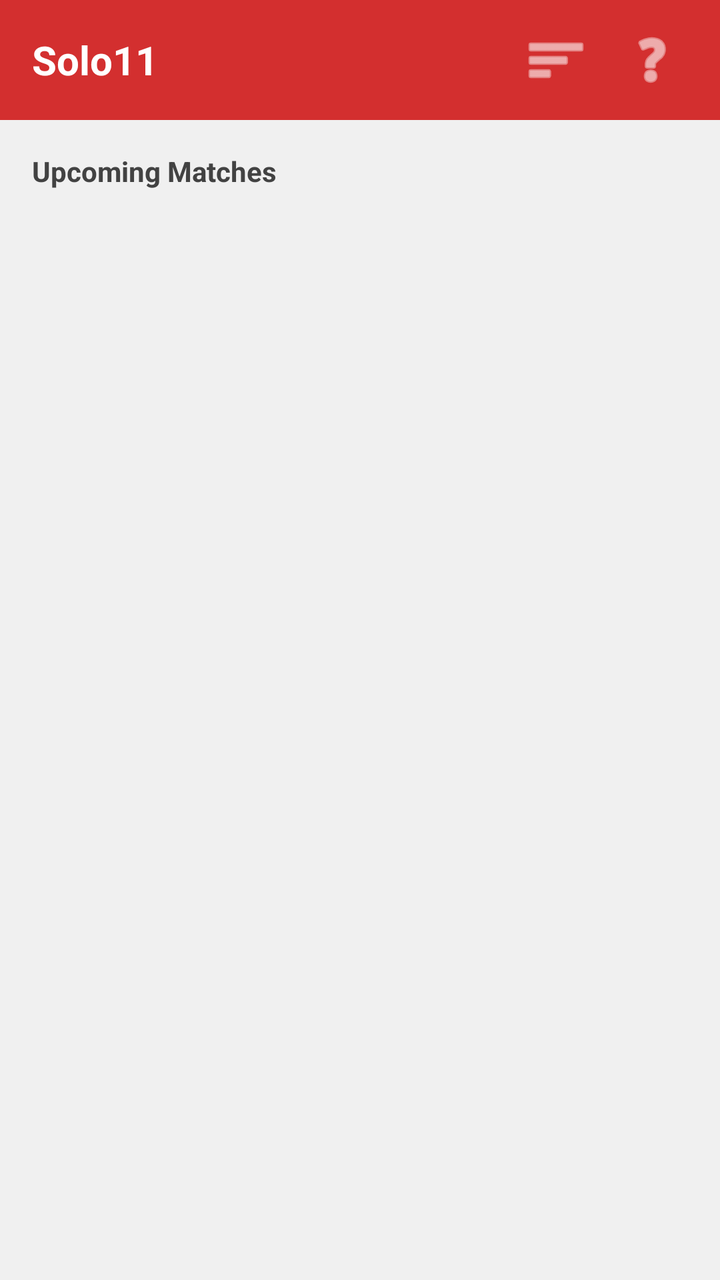
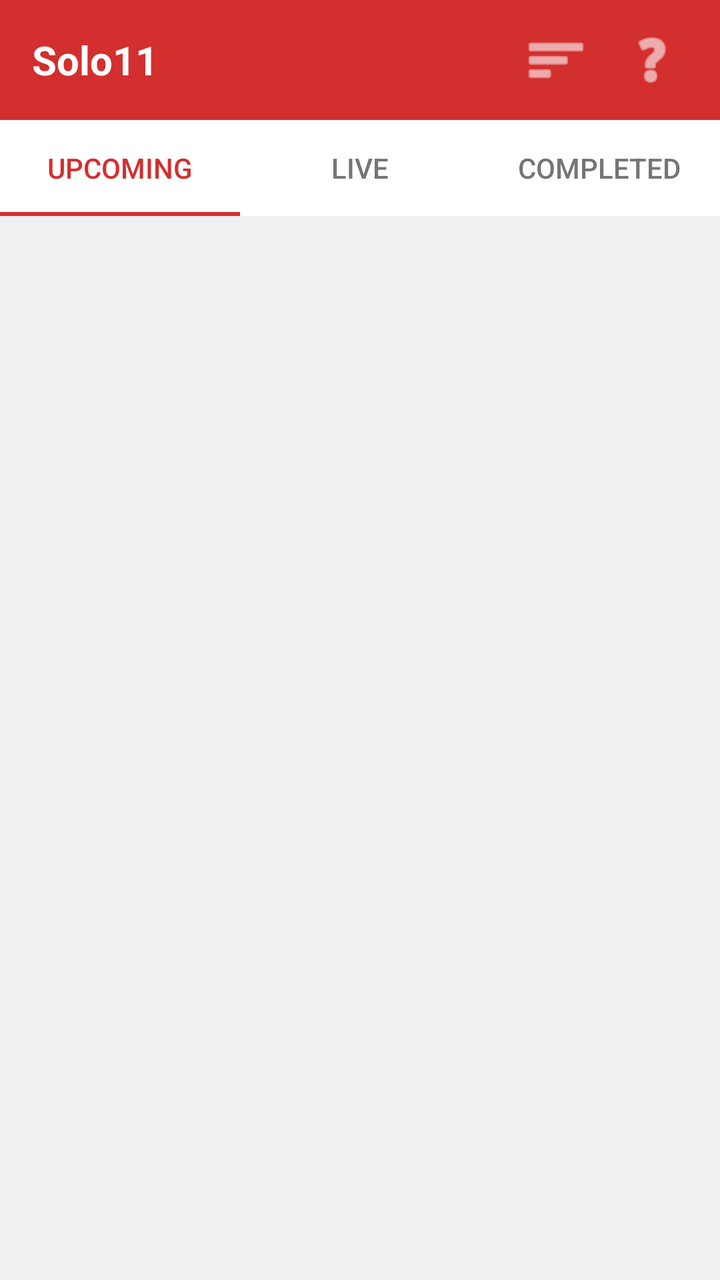

Two renders of the same Android screen: before a commit and after it. Below are the layout's source before the change and the commit's diff.
<!-- AndroidManifest.xml: activity theme Theme.AppCompat.Light.NoActionBar -->
<!-- res/layout/fragment_home.xml -->
<?xml version="1.0" encoding="utf-8"?>
<androidx.constraintlayout.widget.ConstraintLayout xmlns:android="http://schemas.android.com/apk/res/android"
    xmlns:app="http://schemas.android.com/apk/res-auto"
    android:layout_width="match_parent"
    android:layout_height="match_parent"
    android:background="#F0F0F0">

    
    <LinearLayout
        android:id="@+id/topBar"
        android:layout_width="match_parent"
        android:layout_height="60dp"
        android:background="#D32F2F"
        android:gravity="center_vertical"
        android:orientation="horizontal"
        android:paddingHorizontal="16dp"
        app:layout_constraintTop_toTopOf="parent">

        <TextView
            android:layout_width="0dp"
            android:layout_height="wrap_content"
            android:layout_weight="1"
            android:text="Solo11"
            android:textColor="#FFFFFF"
            android:textSize="20sp"
            android:textStyle="bold" />

        <ImageButton
            android:id="@+id/btnLeaderboard"
            android:layout_width="36dp"
            android:layout_height="36dp"
            android:background="?attr/selectableItemBackgroundBorderless"
            android:src="@android:drawable/ic_menu_sort_by_size"
            app:tint="#FFFFFF" />

        <ImageButton
            android:id="@+id/btnHelp"
            android:layout_width="36dp"
            android:layout_height="36dp"
            android:layout_marginStart="12dp"
            android:background="?attr/selectableItemBackgroundBorderless"
            android:src="@android:drawable/ic_menu_help"
            app:tint="#FFFFFF" />
    </LinearLayout>

    <TextView
        android:id="@+id/tvAdminAlert"
        android:layout_width="match_parent"
        android:layout_height="wrap_content"
        android:background="#FFF9C4"
        android:textColor="#856404"
        android:text="Alert: Your KYC is approved!"
        android:padding="10dp"
        android:textSize="12sp"
        android:gravity="center"
        android:visibility="gone"
        app:layout_constraintTop_toBottomOf="@id/topBar"/>

    <TextView
        android:id="@+id/sectionTitle"
        android:layout_width="wrap_content"
        android:layout_height="wrap_content"
        android:text="Upcoming Matches"
        android:textColor="#424242"
        android:textSize="14sp"
        android:textStyle="bold"
        android:layout_margin="16dp"
        app:layout_constraintStart_toStartOf="parent"
        app:layout_constraintTop_toBottomOf="@id/tvAdminAlert"/>

    <androidx.recyclerview.widget.RecyclerView
        android:id="@+id/rvMatches"
        android:layout_width="match_parent"
        android:layout_height="0dp"
        android:clipToPadding="false"
        android:paddingBottom="16dp"
        app:layout_constraintBottom_toBottomOf="parent"
        app:layout_constraintTop_toBottomOf="@id/sectionTitle" />

    <ProgressBar
        android:id="@+id/progressBar"
        android:layout_width="wrap_content"
        android:layout_height="wrap_content"
        android:visibility="gone"
        app:layout_constraintTop_toTopOf="parent"
        app:layout_constraintBottom_toBottomOf="parent"
        app:layout_constraintStart_toStartOf="parent"
        app:layout_constraintEnd_toEndOf="parent" />

    <TextView
        android:id="@+id/tvEmpty"
        android:layout_width="wrap_content"
        android:layout_height="wrap_content"
        android:text="No matches found"
        android:textColor="#9E9E9E"
        android:visibility="gone"
        app:layout_constraintTop_toTopOf="parent"
        app:layout_constraintBottom_toBottomOf="parent"
        app:layout_constraintStart_toStartOf="parent"
        app:layout_constraintEnd_toEndOf="parent" />

    <Button
        android:id="@+id/btnRetry"
        android:layout_width="wrap_content"
        android:layout_height="wrap_content"
        android:text="Retry"
        android:visibility="gone"
        android:layout_marginTop="8dp"
        app:layout_constraintTop_toBottomOf="@id/tvEmpty"
        app:layout_constraintStart_toStartOf="parent"
        app:layout_constraintEnd_toEndOf="parent" />

</androidx.constraintlayout.widget.ConstraintLayout>
<!-- resources referenced by this layout -->
<resources>

</resources>

<!-- the commit's change to res/layout/fragment_home.xml (unified diff, before → after) -->
@@ -56,17 +56,32 @@
         android:visibility="gone"
         app:layout_constraintTop_toBottomOf="@id/topBar"/>
 
-    <TextView
-        android:id="@+id/sectionTitle"
-        android:layout_width="wrap_content"
+    <com.google.android.material.tabs.TabLayout
+        android:id="@+id/tabLayout"
+        android:layout_width="match_parent"
         android:layout_height="wrap_content"
-        android:text="Upcoming Matches"
-        android:textColor="#424242"
-        android:textSize="14sp"
-        android:textStyle="bold"
-        android:layout_margin="16dp"
-        app:layout_constraintStart_toStartOf="parent"
-        app:layout_constraintTop_toBottomOf="@id/tvAdminAlert"/>
+        android:background="#FFFFFF"
+        app:tabIndicatorColor="#D32F2F"
+        app:tabSelectedTextColor="#D32F2F"
+        app:tabTextColor="#757575"
+        app:tabMode="fixed"
+        app:layout_constraintTop_toBottomOf="@id/tvAdminAlert">
+
+        <com.google.android.material.tabs.TabItem
+            android:layout_width="wrap_content"
+            android:layout_height="wrap_content"
+            android:text="Upcoming" />
+
+        <com.google.android.material.tabs.TabItem
+            android:layout_width="wrap_content"
+            android:layout_height="wrap_content"
+            android:text="Live" />
+
+        <com.google.android.material.tabs.TabItem
+            android:layout_width="wrap_content"
+            android:layout_height="wrap_content"
+            android:text="Completed" />
+    </com.google.android.material.tabs.TabLayout>
 
     <androidx.recyclerview.widget.RecyclerView
         android:id="@+id/rvMatches"
@@ -75,7 +90,7 @@
         android:clipToPadding="false"
         android:paddingBottom="16dp"
         app:layout_constraintBottom_toBottomOf="parent"
-        app:layout_constraintTop_toBottomOf="@id/sectionTitle" />
+        app:layout_constraintTop_toBottomOf="@id/tabLayout" />
 
     <ProgressBar
         android:id="@+id/progressBar"
